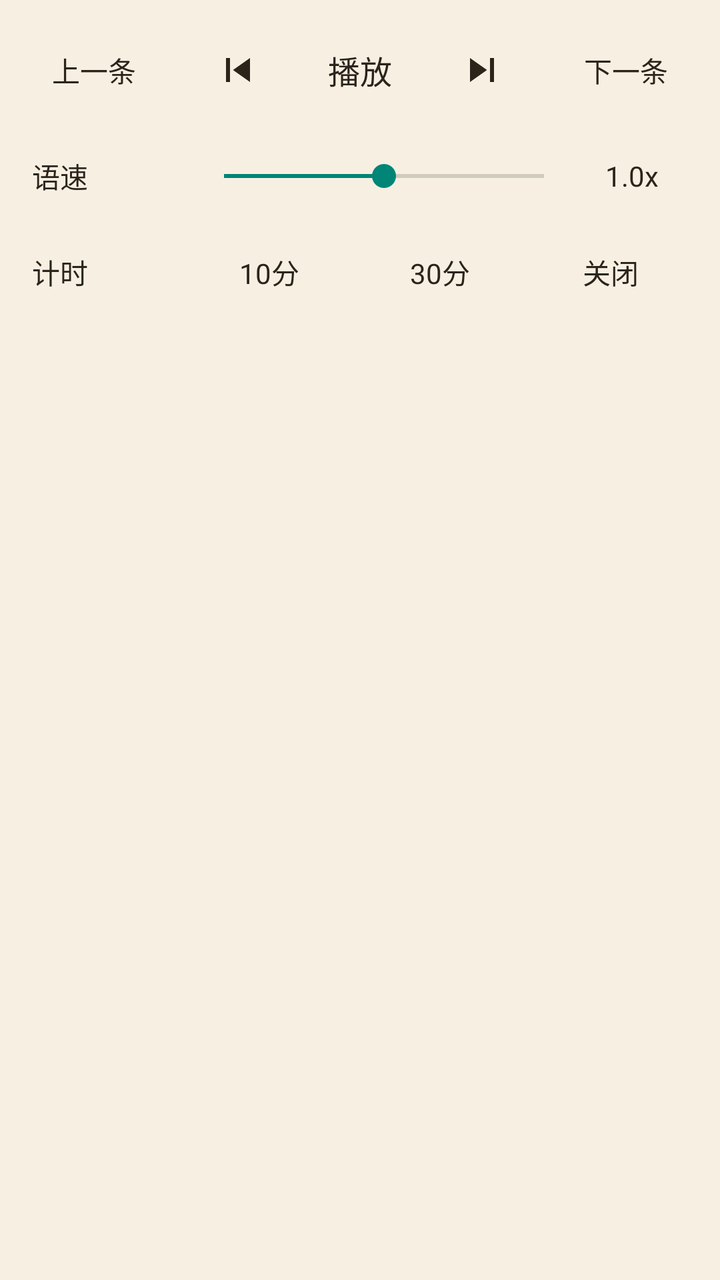
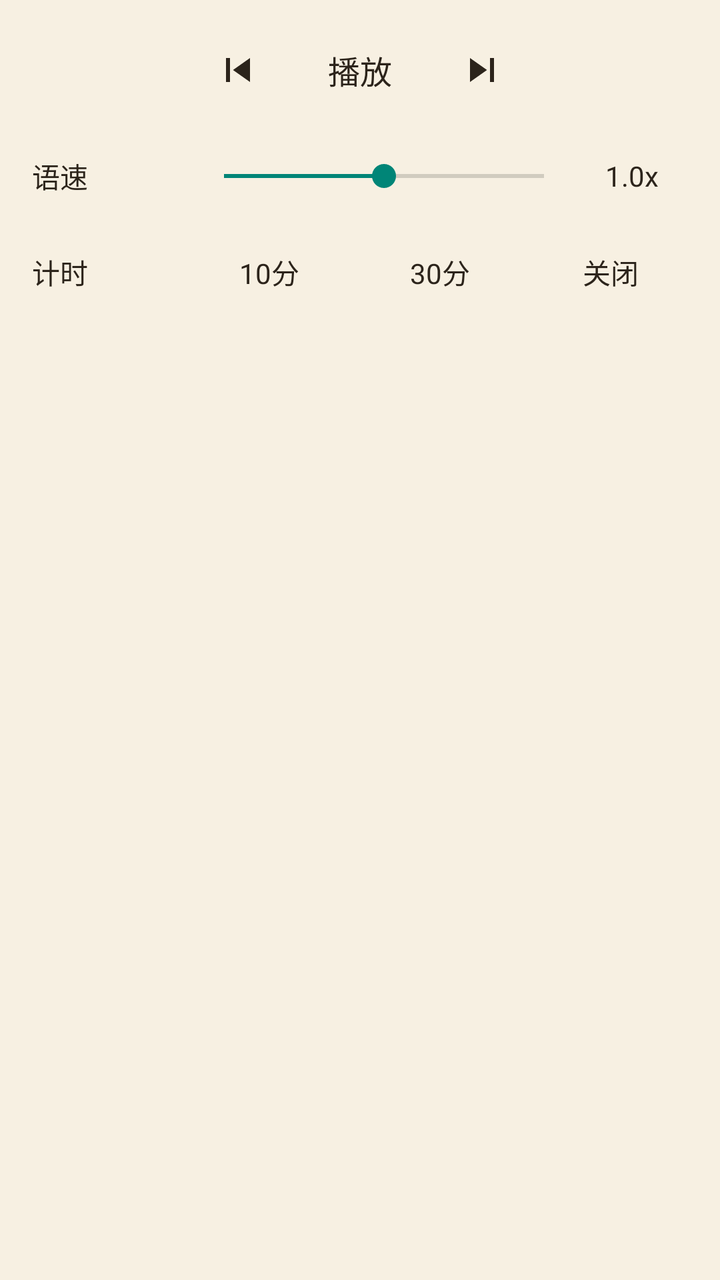

Compare the two renders of this Android layout. The source of the first and the diff that turns it into the second are given below.
<!-- AndroidManifest.xml: application theme Theme.Tset -->
<!-- res/layout/dialog_m9_read_aloud.xml -->
<?xml version="1.0" encoding="utf-8"?>
<LinearLayout xmlns:android="http://schemas.android.com/apk/res/android"
    android:id="@+id/reader_audio_root"
    android:layout_width="match_parent"
    android:layout_height="wrap_content"
    android:background="@drawable/reader_menu_panel_bg"
    android:orientation="vertical"
    android:paddingStart="16dp"
    android:paddingTop="6dp"
    android:paddingEnd="16dp"
    android:paddingBottom="6dp">

    <LinearLayout
        android:layout_width="match_parent"
        android:layout_height="58dp"
        android:gravity="center"
        android:orientation="horizontal">

        <TextView
            android:id="@+id/audio_prev_sentence_text"
            android:layout_width="wrap_content"
            android:layout_height="match_parent"
            android:background="@drawable/reader_menu_touch"
            android:gravity="center"
            android:paddingStart="10dp"
            android:paddingEnd="10dp"
            android:text="@string/controller_previous"
            android:textColor="#2C241B"
            android:textSize="14sp" />

        <View
            android:layout_width="0dp"
            android:layout_height="1dp"
            android:layout_weight="1" />

        <ImageButton
            android:id="@+id/audio_play_prev"
            android:layout_width="42dp"
            android:layout_height="42dp"
            android:layout_marginStart="8dp"
            android:layout_marginEnd="8dp"
            android:background="@drawable/reader_menu_touch"
            android:padding="7dp"
            android:src="@drawable/reader_ic_skip_previous"
            android:tint="#2C241B" />

        <TextView
            android:id="@+id/audio_play_pause"
            android:layout_width="64dp"
            android:layout_height="42dp"
            android:background="@drawable/reader_menu_touch"
            android:gravity="center"
            android:text="@string/play"
            android:textColor="#2C241B"
            android:textSize="16sp" />

        <ImageButton
            android:id="@+id/audio_play_next"
            android:layout_width="42dp"
            android:layout_height="42dp"
            android:layout_marginStart="8dp"
            android:layout_marginEnd="8dp"
            android:background="@drawable/reader_menu_touch"
            android:padding="7dp"
            android:src="@drawable/reader_ic_skip_next"
            android:tint="#2C241B" />

        <View
            android:layout_width="0dp"
            android:layout_height="1dp"
            android:layout_weight="1" />

        <TextView
            android:id="@+id/audio_next_sentence_text"
            android:layout_width="wrap_content"
            android:layout_height="match_parent"
            android:background="@drawable/reader_menu_touch"
            android:gravity="center"
            android:paddingStart="10dp"
            android:paddingEnd="10dp"
            android:text="@string/controller_next"
            android:textColor="#2C241B"
            android:textSize="14sp" />
    </LinearLayout>

    <LinearLayout
        android:layout_width="match_parent"
        android:layout_height="48dp"
        android:gravity="center_vertical"
        android:orientation="horizontal">

        <TextView
            android:id="@+id/audio_speed_label"
            android:layout_width="80dp"
            android:layout_height="match_parent"
            android:gravity="center_vertical"
            android:text="@string/read_aloud_speed"
            android:textColor="#2C241B"
            android:textSize="14sp" />

        <SeekBar
            android:id="@+id/audio_speed_seek"
            android:layout_width="0dp"
            android:layout_height="match_parent"
            android:layout_weight="1"
            android:max="100"
            android:progress="50" />

        <TextView
            android:id="@+id/audio_speed_value"
            android:layout_width="56dp"
            android:layout_height="match_parent"
            android:gravity="center"
            android:text="1.0x"
            android:textColor="#2C241B"
            android:textSize="14sp" />
    </LinearLayout>

    <LinearLayout
        android:layout_width="match_parent"
        android:layout_height="48dp"
        android:gravity="center_vertical"
        android:orientation="horizontal">

        <TextView
            android:id="@+id/audio_timer_label"
            android:layout_width="80dp"
            android:layout_height="match_parent"
            android:gravity="center_vertical"
            android:text="@string/bookreader_sleep_timer"
            android:textColor="#2C241B"
            android:textSize="14sp" />

        <TextView
            android:id="@+id/audio_timer_10"
            android:layout_width="0dp"
            android:layout_height="36dp"
            android:layout_marginEnd="8dp"
            android:layout_weight="1"
            android:background="@drawable/reader_menu_touch"
            android:gravity="center"
            android:text="10分"
            android:textColor="#2C241B"
            android:textSize="14sp" />

        <TextView
            android:id="@+id/audio_timer_30"
            android:layout_width="0dp"
            android:layout_height="36dp"
            android:layout_marginEnd="8dp"
            android:layout_weight="1"
            android:background="@drawable/reader_menu_touch"
            android:gravity="center"
            android:text="30分"
            android:textColor="#2C241B"
            android:textSize="14sp" />

        <TextView
            android:id="@+id/audio_timer_off"
            android:layout_width="0dp"
            android:layout_height="36dp"
            android:layout_weight="1"
            android:background="@drawable/reader_menu_touch"
            android:gravity="center"
            android:text="@string/close"
            android:textColor="#2C241B"
            android:textSize="14sp" />
    </LinearLayout>
</LinearLayout>
<!-- resources referenced by this layout -->
<resources>
  <!-- drawable reader_ic_skip_next (drawable) -->
  <vector xmlns:android="http://schemas.android.com/apk/res/android"
      android:width="24dp"
      android:height="24dp"
      android:viewportWidth="24.0"
      android:viewportHeight="24.0">
      <path
          android:fillColor="#FF000000"
          android:pathData="M6,18l8.5,-6L6,6v12zM16,6v12h2V6h-2z" />
  </vector>
  <!-- drawable reader_ic_skip_previous (drawable) -->
  <vector xmlns:android="http://schemas.android.com/apk/res/android"
      android:width="24dp"
      android:height="24dp"
      android:viewportWidth="24.0"
      android:viewportHeight="24.0">
      <path
          android:fillColor="#FF000000"
          android:pathData="M6,6h2v12L6,18zM9.5,12l8.5,6L18,6z" />
  </vector>
  <!-- drawable reader_menu_panel_bg (drawable) -->
  <?xml version="1.0" encoding="utf-8"?>
  <shape xmlns:android="http://schemas.android.com/apk/res/android">
      <solid android:color="#F7F0E2" />
  </shape>
  <!-- drawable reader_menu_touch (drawable) -->
  <?xml version="1.0" encoding="utf-8"?>
  <selector xmlns:android="http://schemas.android.com/apk/res/android">
      <item android:state_pressed="true">
          <shape>
              <solid android:color="#22000000" />
          </shape>
      </item>
      <item android:drawable="@android:color/transparent" />
  </selector>
  <string name="bookreader_sleep_timer">计时</string>
  <string name="close">关闭</string>
  <string name="controller_next">下一条</string>
  <string name="controller_previous">上一条</string>
  <string name="play">播放</string>
  <string name="read_aloud_speed">语速</string>
  <style name="Theme.Tset" parent="Theme.AppCompat.DayNight.NoActionBar" />
</resources>

<!-- the commit's change to res/layout/dialog_m9_read_aloud.xml (unified diff, before → after) -->
@@ -1,5 +1,6 @@
 <?xml version="1.0" encoding="utf-8"?>
 <LinearLayout xmlns:android="http://schemas.android.com/apk/res/android"
+    xmlns:app="http://schemas.android.com/apk/res-auto"
     android:id="@+id/reader_audio_root"
     android:layout_width="match_parent"
     android:layout_height="wrap_content"
@@ -16,18 +17,6 @@
         android:gravity="center"
         android:orientation="horizontal">
 
-        <TextView
-            android:id="@+id/audio_prev_sentence_text"
-            android:layout_width="wrap_content"
-            android:layout_height="match_parent"
-            android:background="@drawable/reader_menu_touch"
-            android:gravity="center"
-            android:paddingStart="10dp"
-            android:paddingEnd="10dp"
-            android:text="@string/controller_previous"
-            android:textColor="#2C241B"
-            android:textSize="14sp" />
-
         <View
             android:layout_width="0dp"
             android:layout_height="1dp"
@@ -42,7 +31,7 @@
             android:background="@drawable/reader_menu_touch"
             android:padding="7dp"
             android:src="@drawable/reader_ic_skip_previous"
-            android:tint="#2C241B" />
+            app:tint="#2C241B" />
 
         <TextView
             android:id="@+id/audio_play_pause"
@@ -63,24 +52,13 @@
             android:background="@drawable/reader_menu_touch"
             android:padding="7dp"
             android:src="@drawable/reader_ic_skip_next"
-            android:tint="#2C241B" />
+            app:tint="#2C241B" />
 
         <View
             android:layout_width="0dp"
             android:layout_height="1dp"
             android:layout_weight="1" />
 
-        <TextView
-            android:id="@+id/audio_next_sentence_text"
-            android:layout_width="wrap_content"
-            android:layout_height="match_parent"
-            android:background="@drawable/reader_menu_touch"
-            android:gravity="center"
-            android:paddingStart="10dp"
-            android:paddingEnd="10dp"
-            android:text="@string/controller_next"
-            android:textColor="#2C241B"
-            android:textSize="14sp" />
     </LinearLayout>
 
     <LinearLayout
<!-- resource entries referenced after the edit -->
@@ -37,8 +37,6 @@
   </selector>
   <string name="bookreader_sleep_timer">计时</string>
   <string name="close">关闭</string>
-  <string name="controller_next">下一条</string>
-  <string name="controller_previous">上一条</string>
   <string name="play">播放</string>
   <string name="read_aloud_speed">语速</string>
   <style name="Theme.Tset" parent="Theme.AppCompat.DayNight.NoActionBar" />
